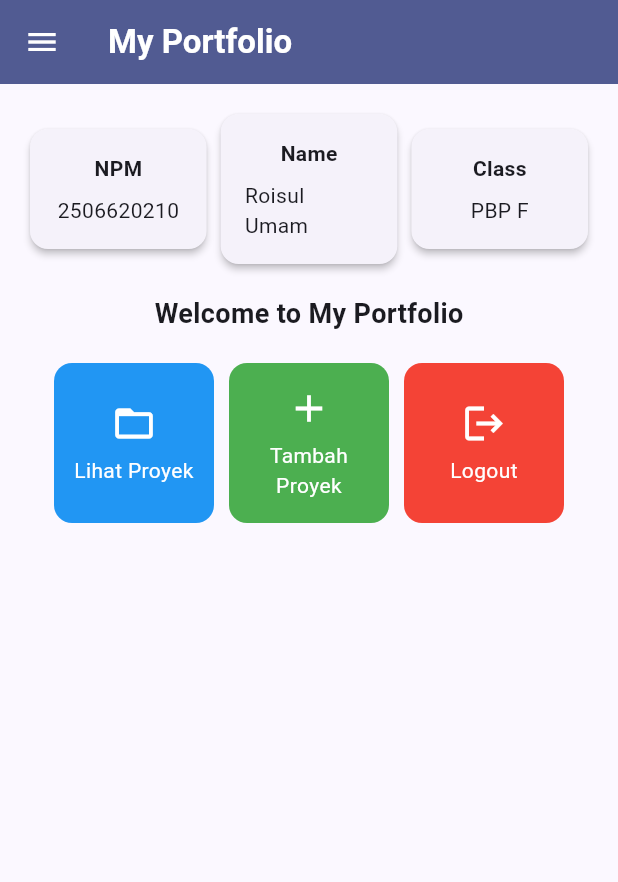
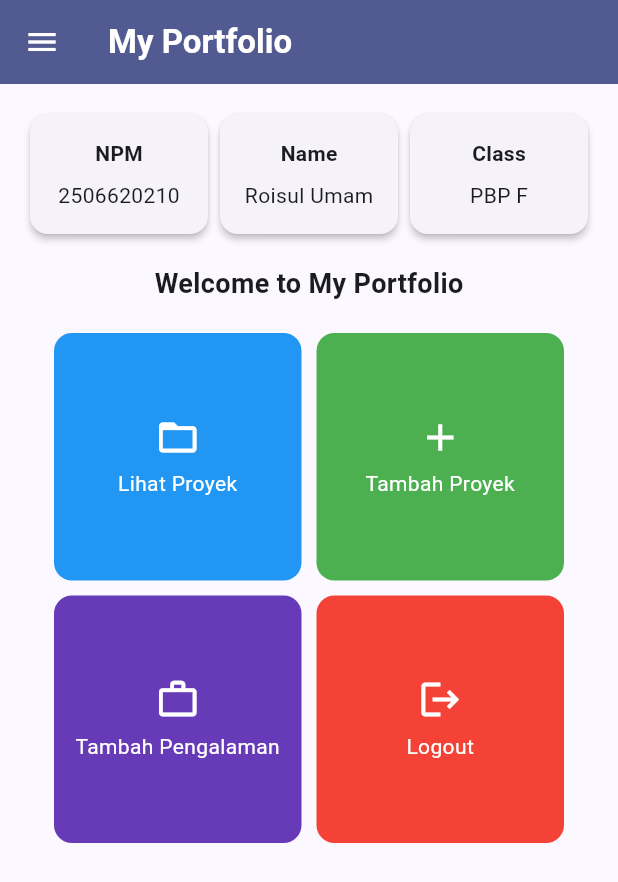
Before and after one commit to Roisul-Umam/myportofolio_mobile, a Flutter app: the screen it shows after launch, on a phone screen of 412 x 824 dp. Shown: the top 882 px of the screen. Run offline on Flutter 3.47's test engine with Material 3 defaults, Android fonts, the phone set to English and light mode, and no system bars; our stand-ins replace material_ui.

Commit message:
feat(menu): add experience action card and responsive home layout

```diff
--- a/lib/screens/menu.dart
+++ b/lib/screens/menu.dart
@@ -20,6 +20,7 @@ class MyHomePage extends StatelessWidget {
   final List<ItemHomepage> items = [
     ItemHomepage("Lihat Proyek", Icons.folder_open, Colors.blue),
     ItemHomepage("Tambah Proyek", Icons.add, Colors.green),
+    ItemHomepage("Tambah Pengalaman", Icons.work_outline, Colors.deepPurple),
     ItemHomepage("Logout", Icons.logout, Colors.red),
   ];
 
@@ -41,11 +42,10 @@ class MyHomePage extends StatelessWidget {
           crossAxisAlignment: CrossAxisAlignment.start,
           children: [
             Row(
-              mainAxisAlignment: MainAxisAlignment.spaceBetween,
               children: [
-                InfoCard(title: 'NPM', content: npm),
-                InfoCard(title: 'Name', content: name),
-                InfoCard(title: 'Class', content: className),
+                Expanded(child: InfoCard(title: 'NPM', content: npm)),
+                Expanded(child: InfoCard(title: 'Name', content: name)),
+                Expanded(child: InfoCard(title: 'Class', content: className)),
               ],
             ),
             const SizedBox(height: 16.0),
@@ -60,7 +60,8 @@ class MyHomePage extends StatelessWidget {
               padding: const EdgeInsets.all(20),
               crossAxisSpacing: 10,
               mainAxisSpacing: 10,
-              crossAxisCount: 3,
+              // Dua kolom di ponsel supaya label kartu tetap terbaca.
+              crossAxisCount: MediaQuery.sizeOf(context).width < 480 ? 2 : 3,
               shrinkWrap: true,
               children: items.map((ItemHomepage item) => ItemCard(item)).toList(),
             ),
@@ -81,14 +82,19 @@ class InfoCard extends StatelessWidget {
   Widget build(BuildContext context) {
     return Card(
       elevation: 2.0,
-      child: Container(
-        width: MediaQuery.of(context).size.width / 3.5,
-        padding: const EdgeInsets.all(16.0),
+      child: Padding(
+        padding: const EdgeInsets.symmetric(horizontal: 8.0, vertical: 16.0),
         child: Column(
           children: [
-            Text(title, style: const TextStyle(fontWeight: FontWeight.bold)),
+            FittedBox(
+              fit: BoxFit.scaleDown,
+              child: Text(
+                title,
+                style: const TextStyle(fontWeight: FontWeight.bold),
+              ),
+            ),
             const SizedBox(height: 8.0),
-            Text(content),
+            FittedBox(fit: BoxFit.scaleDown, child: Text(content)),
           ],
         ),
       ),
--- a/lib/widgets/project_card.dart
+++ b/lib/widgets/project_card.dart
@@ -1,4 +1,5 @@
 import 'package:material_ui/material_ui.dart';
+import 'package:myportofolio_mobile/screens/experience_form.dart';
 import 'package:myportofolio_mobile/screens/menu.dart';
 import 'package:myportofolio_mobile/screens/project_form.dart';
 
@@ -26,6 +27,13 @@ class ItemCard extends StatelessWidget {
               context,
               MaterialPageRoute(builder: (context) => const ProjectFormPage()),
             );
+          } else if (item.name == "Tambah Pengalaman") {
+            Navigator.push(
+              context,
+              MaterialPageRoute(
+                builder: (context) => const ExperienceFormPage(),
+              ),
+            );
           }
         },
         child: Container(
@@ -36,10 +44,14 @@ class ItemCard extends StatelessWidget {
               children: [
                 Icon(item.icon, color: Colors.white, size: 30.0),
                 const Padding(padding: EdgeInsets.all(3)),
-                Text(
-                  item.name,
-                  textAlign: TextAlign.center,
-                  style: const TextStyle(color: Colors.white),
+                Flexible(
+                  child: Text(
+                    item.name,
+                    textAlign: TextAlign.center,
+                    maxLines: 2,
+                    overflow: TextOverflow.ellipsis,
+                    style: const TextStyle(color: Colors.white),
+                  ),
                 ),
               ],
             ),
```
Also changed, not shown: 1 other file.
